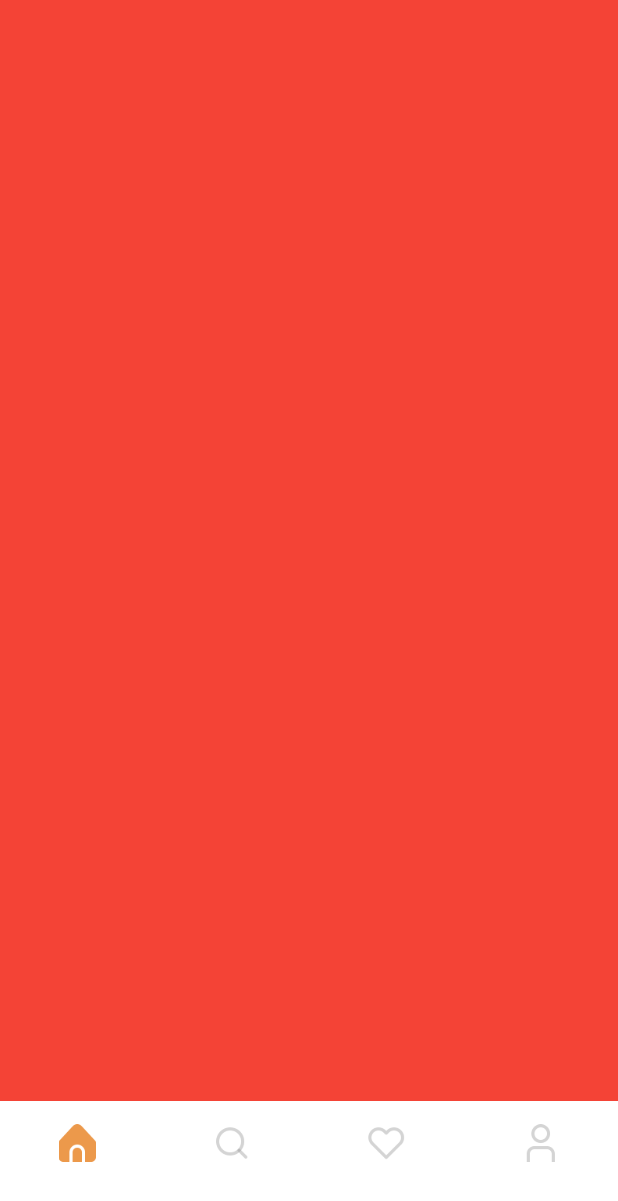
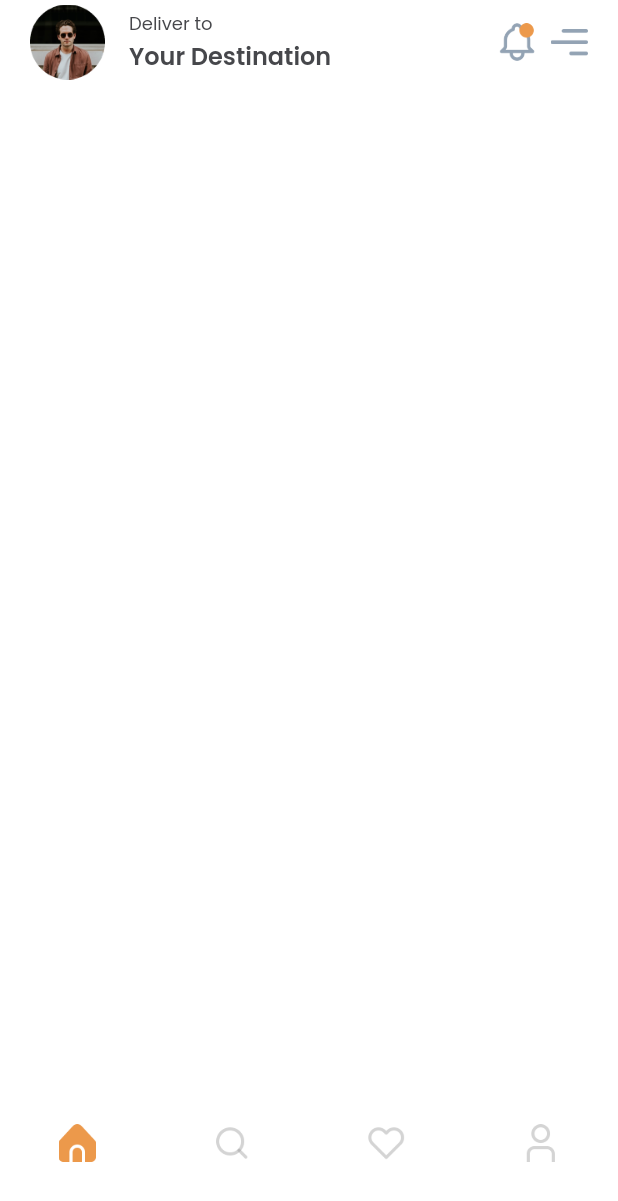
Before and after one commit to jesther-ai/food-delivery-app, a Flutter app: the NavScreen screen opened by its route, on a phone screen of 412 x 824 dp. Shown: the top 1201 px of the screen. Run offline on Flutter 3.47's test engine with Material 2 defaults, Android fonts, the phone set to English and light mode, and no system bars; our stand-ins replace carousel_slider, flutter_staggered_animations, google_fonts.

Commit message:
created app bar for home

```diff
--- a/lib/screens/home_screen.dart
+++ b/lib/screens/home_screen.dart
@@ -1,11 +1,13 @@
 import 'package:flutter/material.dart';
+import 'package:food_app_delivery/widgets/home_app_bar.dart';
 
 class HomeScreen extends StatelessWidget {
   const HomeScreen({Key? key}) : super(key: key);
   @override
   Widget build(BuildContext context) {
-    return Container(
-      color: Colors.red,
+    return const Scaffold(
+      backgroundColor: Colors.white,
+      appBar: HomeAppBar(),
     );
   }
 }
--- a/lib/screens/navigation_bar_screen.dart
+++ b/lib/screens/navigation_bar_screen.dart
@@ -2,6 +2,7 @@ import 'package:flutter/material.dart';
 import 'package:food_app_delivery/devices/utilities/hex_color.dart';
 import 'package:food_app_delivery/providers/navigation_bar_provider.dart';
 import 'package:food_app_delivery/screens/home_screen.dart';
+import 'package:food_app_delivery/themes/animation.dart';
 import 'package:provider/provider.dart';
 
 class NavScreen extends StatefulWidget {
@@ -78,6 +79,8 @@ class _NavScreenState extends State<NavScreen>
           padding: const EdgeInsets.only(bottom: 5, top: 5),
           tabs: [
             Tab(
+              child: FoodAppAnimation(
+                position: 0,
                 child: Image.asset(
                   'assets/images/tab1.png',
                   height: currentIndex == 0 ? 25 : 25,
@@ -87,7 +90,10 @@ class _NavScreenState extends State<NavScreen>
                       : HexColor('#C5C4CB'),
                 ),
               ),
+            ),
             Tab(
+              child: FoodAppAnimation(
+                position: 1,
                 child: Image.asset(
                   'assets/images/tab2.png',
                   height: currentIndex == 1 ? 25 : 25,
@@ -97,7 +103,10 @@ class _NavScreenState extends State<NavScreen>
                       : HexColor('#939393'),
                 ),
               ),
+            ),
             Tab(
+              child: FoodAppAnimation(
+                position: 2,
                 child: Image.asset(
                   'assets/images/tab3.png',
                   height: currentIndex == 2 ? 25 : 25,
@@ -107,7 +116,10 @@ class _NavScreenState extends State<NavScreen>
                       : HexColor('#939393'),
                 ),
               ),
+            ),
             Tab(
+              child: FoodAppAnimation(
+                position: 3,
                 child: Image.asset(
                   'assets/images/tab4.png',
                   height: currentIndex == 3 ? 25 : 25,
@@ -117,6 +129,7 @@ class _NavScreenState extends State<NavScreen>
                       : HexColor('#939393'),
                 ),
               ),
+            ),
           ],
         );
       }),
--- /dev/null
+++ b/lib/widgets/home_app_bar.dart
@@ -0,0 +1,78 @@
+import 'package:flutter/material.dart';
+import 'package:food_app_delivery/devices/utilities/hex_color.dart';
+import 'package:food_app_delivery/themes/animation.dart';
+import 'package:google_fonts/google_fonts.dart';
+
+class HomeAppBar extends StatelessWidget implements PreferredSizeWidget {
+  const HomeAppBar({
+    Key? key,
+  }) : super(key: key);
+
+  @override
+  Widget build(BuildContext context) {
+    return AppBar(
+      backgroundColor: Colors.white,
+      elevation: 0,
+      leadingWidth: 70,
+      leading: Padding(
+        padding: const EdgeInsets.only(left: 20),
+        child: FoodAppAnimation(
+          position: 0,
+          child: Image.asset('assets/images/profilePicture.png'),
+        ),
+      ),
+      actions: [
+        FoodAppAnimation(
+          position: 1,
+          child: Image.asset(
+            'assets/images/notificationIcon.png',
+            height: 25,
+            width: 25,
+          ),
+        ),
+        const SizedBox(width: 10),
+        FoodAppAnimation(
+          position: 2,
+          child: Image.asset(
+            'assets/images/drawerIcon.png',
+            height: 25,
+            width: 25,
+          ),
+        ),
+        const SizedBox(width: 20),
+      ],
+      centerTitle: false,
+      title: Column(
+        crossAxisAlignment: CrossAxisAlignment.start,
+        mainAxisAlignment: MainAxisAlignment.center,
+        children: [
+          FoodAppAnimation2(
+            position: 3,
+            child: Text(
+              'Deliver to',
+              style: GoogleFonts.poppins(
+                fontWeight: FontWeight.w400,
+                fontSize: 12,
+                color: HexColor('#46474B'),
+              ),
+            ),
+          ),
+          FoodAppAnimation2(
+            position: 4,
+            child: Text(
+              'Your Destination',
+              style: GoogleFonts.poppins(
+                fontWeight: FontWeight.w600,
+                fontSize: 16,
+                color: HexColor('#46474B'),
+              ),
+            ),
+          ),
+        ],
+      ),
+    );
+  }
+
+  @override
+  Size get preferredSize => const Size.fromHeight(kToolbarHeight);
+}
```
Also changed, not shown: assets/images/drawerIcon.png (added), assets/images/notificationIcon.png (added), assets/images/profilePicture.png (added). Lines whose indentation alone changed are shown as unchanged.
